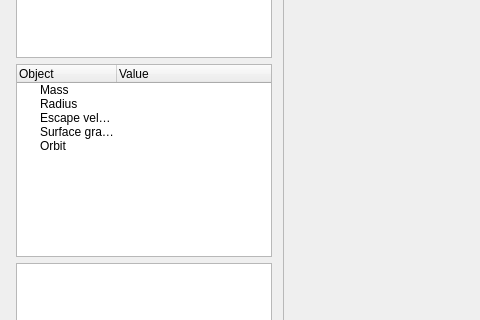
Above: Mercury/GameWindow.ui from appcrashwin7/Mercury before the change; both pictures show x 0 to 480 and y 216 to 536 of the 929 by 688 pixel window. Below: the same form after it.
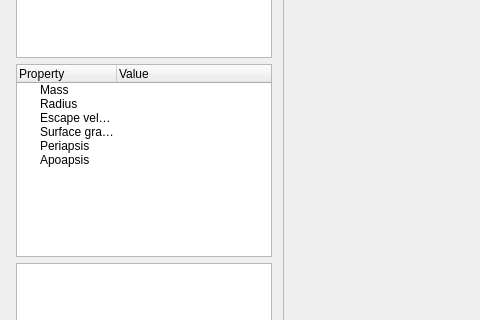
That is the form after the change.

Commit message: add info about objects orbits

The edit to the form file:
```diff
--- a/Mercury/GameWindow.ui
+++ b/Mercury/GameWindow.ui
@@ -195,7 +195,7 @@
       <widget class="QTreeWidget" name="objectValues">
        <column>
         <property name="text">
-         <string>Object</string>
+         <string>Property</string>
         </property>
        </column>
        <column>
@@ -231,12 +231,17 @@
        </item>
        <item>
         <property name="text">
-         <string>Orbit</string>
+         <string>Periapsis</string>
         </property>
         <property name="text">
          <string/>
         </property>
        </item>
+       <item>
+        <property name="text">
+         <string>Apoapsis</string>
+        </property>
+       </item>
       </widget>
      </item>
     </layout>
```
The commit also changes 2 other files.
